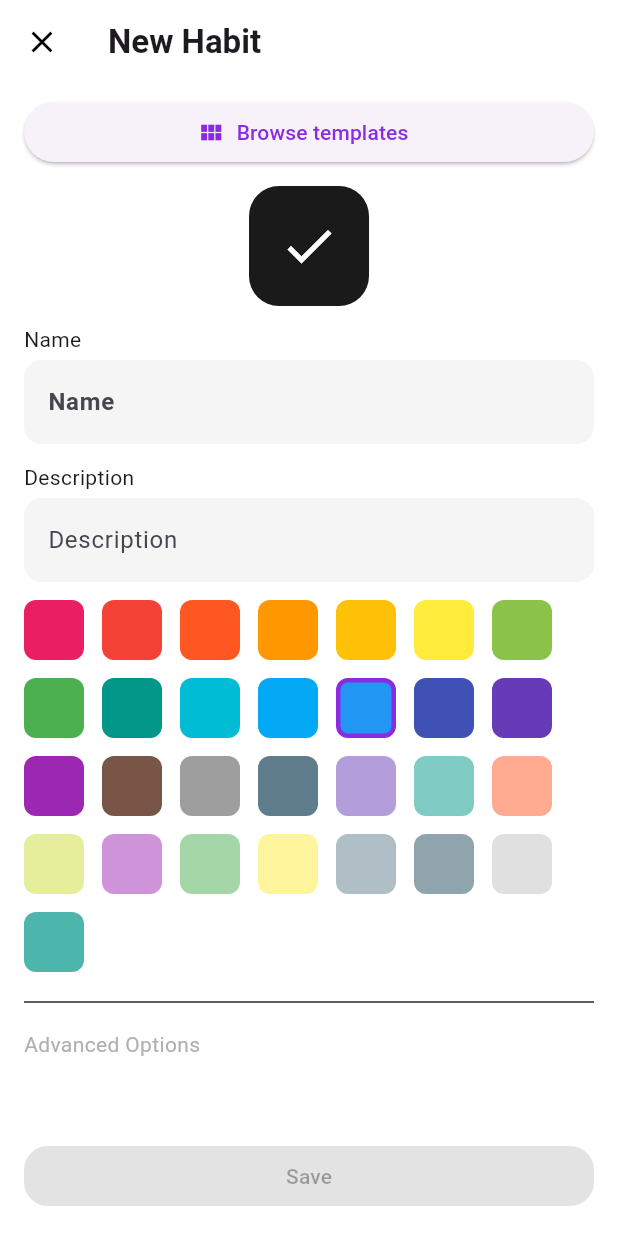
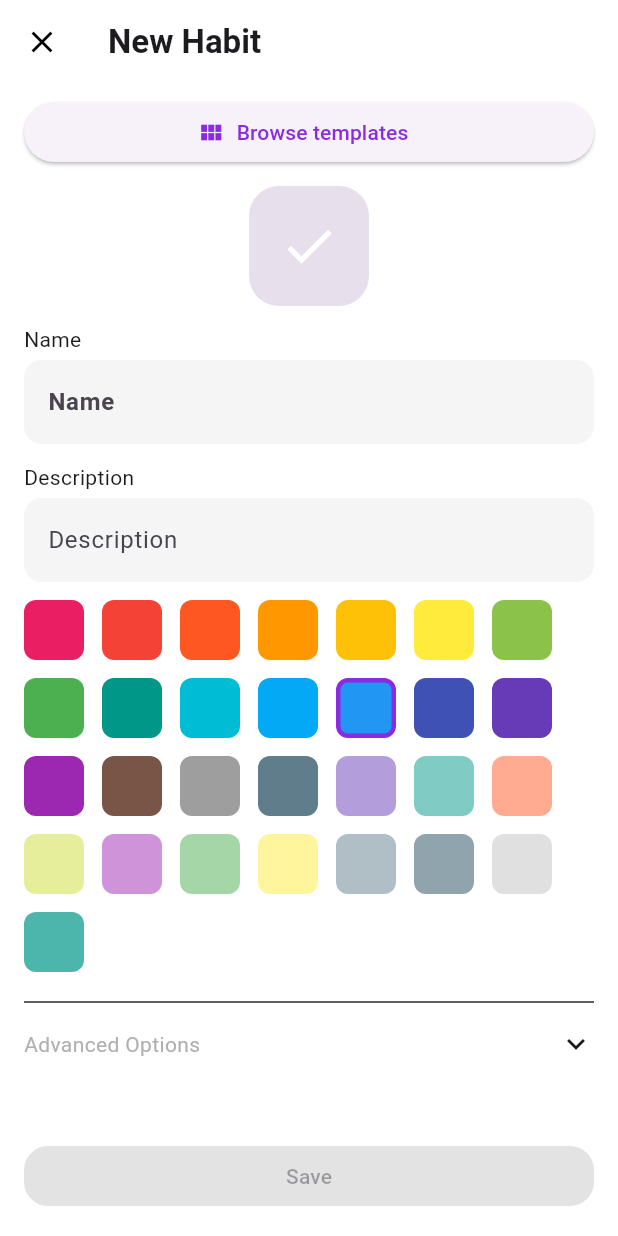
Before and after one commit to Jake1902/habit_hero, a Flutter app: the HomeScreen screen opened by its route, after a tap on the "add circle outline" icon, on a phone screen of 412 x 824 dp. Run offline on Flutter 3.47's test engine with Material 3 defaults, Android fonts, the phone set to English and light mode, and no system bars; our stand-ins replace awesome_notifications, csv, file_picker, fl_chart, get_it, go_router and 2 more; accounts and stored records are empty.

Commit message:
refactor: apply theme colors across app

```diff
--- a/lib/features/habits/add_edit_habit_screen.dart
+++ b/lib/features/habits/add_edit_habit_screen.dart
@@ -274,12 +274,14 @@ class _AddEditHabitScreenState extends State<AddEditHabitScreen> {
                   width: 80,
                   height: 80,
                   decoration: BoxDecoration(
-                    color: const Color(0xFF1A1A1A),
+                    color: Theme.of(context).colorScheme.surfaceVariant,
                     borderRadius: BorderRadius.circular(20),
                   ),
                   // Icon preview uses a neutral background. The selected color
                   // only affects progress tiles, not the icon itself.
-                  child: Icon(_icon, color: Colors.white, size: 40),
+                  child: Icon(_icon,
+                      color: Theme.of(context).colorScheme.onPrimary,
+                      size: 40),
                 ),
               ),
               const SizedBox(height: 12),
@@ -287,8 +289,9 @@ class _AddEditHabitScreenState extends State<AddEditHabitScreen> {
               const SizedBox(height: 4),
               TextField(
                 controller: _nameController,
-                style: const TextStyle(
-                    color: Colors.white, fontWeight: FontWeight.bold),
+                style: TextStyle(
+                    color: Theme.of(context).colorScheme.onBackground,
+                    fontWeight: FontWeight.bold),
                 decoration: const InputDecoration(
                   hintText: 'Name',
                 ),
@@ -299,7 +302,8 @@ class _AddEditHabitScreenState extends State<AddEditHabitScreen> {
               const SizedBox(height: 4),
               TextField(
                 controller: _descriptionController,
-                style: const TextStyle(color: Colors.white70),
+                style: TextStyle(
+                    color: Theme.of(context).colorScheme.onBackground.withOpacity(0.7)),
                 decoration: const InputDecoration(hintText: 'Description'),
               ),
               const SizedBox(height: 12),
@@ -318,7 +322,7 @@ class _AddEditHabitScreenState extends State<AddEditHabitScreen> {
                           borderRadius: BorderRadius.circular(8),
                           border: Border.all(
                             color: _color == color.value
-                                ? const Color(0xFF8A2BE2)
+                                ? Theme.of(context).colorScheme.primary
                                 : Colors.transparent,
                             width: 3,
                           ),
@@ -342,7 +346,7 @@ class _AddEditHabitScreenState extends State<AddEditHabitScreen> {
                       _advancedExpanded
                           ? Icons.keyboard_arrow_up
                           : Icons.keyboard_arrow_down,
-                      color: Colors.white,
+                      color: Theme.of(context).colorScheme.onBackground,
                     ),
                   ],
                 ),
@@ -365,9 +369,13 @@ class _AddEditHabitScreenState extends State<AddEditHabitScreen> {
             width: double.infinity,
             child: ElevatedButton(
               style: ElevatedButton.styleFrom(
-                backgroundColor:
-                    isValid ? const Color(0xFF8A2BE2) : Colors.white24,
-                foregroundColor: Colors.white,
+                backgroundColor: isValid
+                    ? Theme.of(context).colorScheme.primary
+                    : Theme.of(context)
+                        .colorScheme
+                        .onBackground
+                        .withOpacity(0.24),
+                foregroundColor: Theme.of(context).colorScheme.onPrimary,
                 shape: RoundedRectangleBorder(
                   borderRadius: BorderRadius.circular(16),
                 ),
@@ -389,7 +397,8 @@ class _AddEditHabitScreenState extends State<AddEditHabitScreen> {
           title: const Text('Icon'),
           // Icon color remains white; habit color only influences progress
           // tiles on the home screen.
-          trailing: Icon(_icon, color: Colors.white),
+          trailing:
+              Icon(_icon, color: Theme.of(context).colorScheme.onBackground),
           onTap: _pickIcon,
         ),
         ListTile(
@@ -399,10 +408,12 @@ class _AddEditHabitScreenState extends State<AddEditHabitScreen> {
           onTap: _editStreakGoal,
         ),
         ListTile(
-          leading: const Icon(Icons.notifications_active, color: Colors.white),
+          leading:
+              Icon(Icons.notifications_active, color: Theme.of(context).colorScheme.onBackground),
           title: Text(_reminderSummaryText,
-              style: const TextStyle(color: Colors.white)),
-          trailing: const Icon(Icons.chevron_right, color: Colors.white),
+              style: TextStyle(color: Theme.of(context).colorScheme.onBackground)),
+          trailing:
+              Icon(Icons.chevron_right, color: Theme.of(context).colorScheme.onBackground),
           onTap: () async {
             final result = await context.push<Map<String, dynamic>>(
               '/reminder_setup',
@@ -574,16 +585,17 @@ class _IconPickerState extends State<_IconPicker> {
                   child: AnimatedContainer(
                     duration: const Duration(milliseconds: 200),
                     decoration: BoxDecoration(
-                      color: const Color(0xFF1A1A1A),
+                      color: Theme.of(context).colorScheme.surfaceVariant,
                       borderRadius: BorderRadius.circular(12),
                       border: Border.all(
                         color: selected
-                            ? const Color(0xFF8A2BE2)
+                            ? Theme.of(context).colorScheme.primary
                             : Colors.transparent,
                         width: 2,
                       ),
                     ),
-                    child: Icon(icon, color: Colors.white),
+                    child: Icon(icon,
+                        color: Theme.of(context).colorScheme.onPrimary),
                   ),
                 );
               },
@@ -686,7 +698,7 @@ class _ColorPickerState extends State<_ColorPicker> {
                       borderRadius: BorderRadius.circular(8),
                       border: Border.all(
                         color: selected
-                            ? const Color(0xFF8A2BE2)
+                            ? Theme.of(context).colorScheme.primary
                             : Colors.transparent,
                         width: 3,
                       ),
--- a/lib/features/habits/streak_goal_screen.dart
+++ b/lib/features/habits/streak_goal_screen.dart
@@ -54,8 +54,8 @@ class _StreakGoalScreenState extends State<StreakGoalScreen> {
           width: double.infinity,
           child: ElevatedButton(
             style: ElevatedButton.styleFrom(
-              backgroundColor: const Color(0xFF8A2BE2),
-              foregroundColor: Colors.white,
+              backgroundColor: Theme.of(context).colorScheme.primary,
+              foregroundColor: Theme.of(context).colorScheme.onPrimary,
               shape: RoundedRectangleBorder(
                 borderRadius: BorderRadius.circular(16),
               ),
--- a/lib/features/home/home_screen.dart
+++ b/lib/features/home/home_screen.dart
@@ -92,8 +92,8 @@ class _HomeScreenState extends State<HomeScreen> {
       backgroundColor: Theme.of(context).colorScheme.surfaceVariant,
       builder: (context) => SafeArea(
         child: ListTile(
-          leading: const Icon(Icons.archive, color: Colors.white),
-          title: const Text('Archive', style: TextStyle(color: Colors.white)),
+          leading: Icon(Icons.archive, color: scheme.onBackground),
+          title: Text('Archive', style: TextStyle(color: scheme.onBackground)),
           onTap: () {
             Navigator.pop(context);
             _archiveHabit(habit);
@@ -153,7 +153,7 @@ class _HomeScreenState extends State<HomeScreen> {
         backgroundColor: scheme.background,
         elevation: 0,
         leading: IconButton(
-          icon: const Icon(Icons.settings, color: Colors.white),
+          icon: Icon(Icons.settings, color: scheme.onBackground),
           onPressed: () => context.push('/settings'),
         ),
         title: RichText(
@@ -164,9 +164,9 @@ class _HomeScreenState extends State<HomeScreen> {
               fontFamily: 'Roboto',
             ),
             children: [
-              const TextSpan(
+              TextSpan(
                 text: 'Habit',
-                style: TextStyle(color: Colors.white),
+                style: TextStyle(color: scheme.onBackground),
               ),
               TextSpan(
                 text: 'Hero',
@@ -177,11 +177,11 @@ class _HomeScreenState extends State<HomeScreen> {
         ),
         actions: [
           IconButton(
-            icon: const Icon(Icons.bar_chart, color: Colors.white),
+            icon: Icon(Icons.bar_chart, color: scheme.onBackground),
             onPressed: () => context.push('/analytics'),
           ),
           IconButton(
-            icon: const Icon(Icons.add_circle_outline, color: Colors.white),
+            icon: Icon(Icons.add_circle_outline, color: scheme.onBackground),
             onPressed: _goToAddHabit,
           ),
         ],
@@ -202,11 +202,11 @@ class _HomeScreenState extends State<HomeScreen> {
                       height: 80,
                       decoration: BoxDecoration(
                         shape: BoxShape.circle,
-                        color: Colors.white.withOpacity(0.1),
+                        color: scheme.onBackground.withOpacity(0.1),
                       ),
-                      child: const Icon(
+                      child: Icon(
                         Icons.add,
-                        color: Colors.white,
+                        color: scheme.onBackground,
                         size: 40,
                       ),
                     ),
@@ -214,7 +214,7 @@ class _HomeScreenState extends State<HomeScreen> {
                     Text(
                       'No habit found',
                       style: AppTextStyles.headline.copyWith(
-                        color: Colors.white,
+                        color: scheme.onBackground,
                       ),
                     ),
                     const SizedBox(height: AppSpacing.s8),
--- a/lib/widgets/app_chip.dart
+++ b/lib/widgets/app_chip.dart
@@ -32,7 +32,9 @@ class AppChip extends StatelessWidget {
         child: Text(
           label,
           style: TextStyle(
-            color: selected ? Colors.white : Colors.grey[300],
+            color: selected
+                ? Theme.of(context).colorScheme.onPrimary
+                : Theme.of(context).colorScheme.onSurfaceVariant,
             fontSize: 14,
           ),
         ),
```
Also changed, not shown: lib/features/analytics/analytics_quick_row.dart (+7 -6 lines), lib/features/analytics/analytics_screen.dart (+11 -10 lines), lib/features/archive/archive_screen.dart (+9 -7 lines), lib/features/calendar/calendar_edit_screen.dart (+26 -25 lines), lib/features/dashboard/heatmap_widget.dart (+9 -6 lines), lib/features/export_import/export_import_screen.dart (+10 -10 lines), lib/features/habits/category_creation_screen.dart (+10 -6 lines), lib/features/habits/habit_item_widget.dart (+23 -13 lines), lib/features/habits/reminder_screen.dart (+4 -4 lines), lib/features/habits/reminder_setup_screen.dart (+8 -8 lines), lib/features/settings/settings_screen.dart (+21 -17 lines), lib/features/templates/template_gallery_screen.dart (+6 -5 lines).
